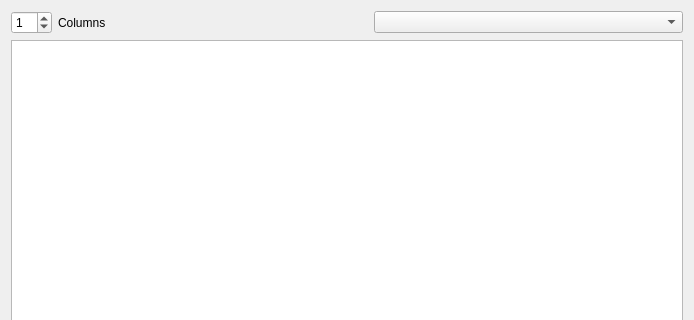
Qt form src/gui/parameterfitplotter.ui (CompEphys-team/rtdo) before a commit; both pictures show x 0 to 694 and y 0 to 320 of the 694 by 520 pixel window.
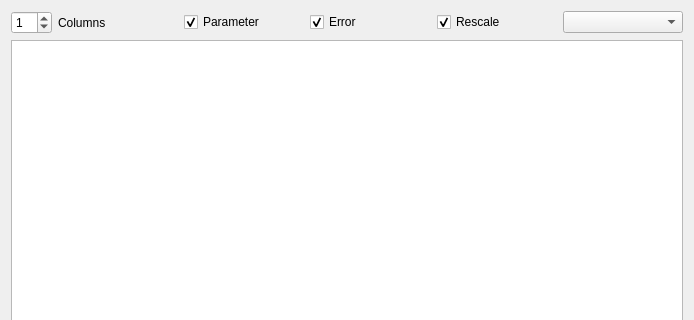
The same form after that commit.

Commit message: Extra interactivity for the fit plotter

```diff
--- a/src/gui/parameterfitplotter.ui
+++ b/src/gui/parameterfitplotter.ui
@@ -14,6 +14,16 @@
    <string>Parameter fits</string>
   </property>
   <layout class="QGridLayout" name="gridLayout">
+   <item row="0" column="2">
+    <widget class="QCheckBox" name="param">
+     <property name="text">
+      <string>Parameter</string>
+     </property>
+     <property name="checked">
+      <bool>true</bool>
+     </property>
+    </widget>
+   </item>
    <item row="0" column="0">
     <widget class="QSpinBox" name="columns">
      <property name="sizePolicy">
@@ -40,10 +50,10 @@
      </property>
     </widget>
    </item>
-   <item row="0" column="2">
+   <item row="0" column="5">
     <widget class="QComboBox" name="fits"/>
    </item>
-   <item row="1" column="0" colspan="3">
+   <item row="1" column="0" colspan="6">
     <widget class="QTableWidget" name="table">
      <property name="selectionMode">
       <enum>QAbstractItemView::NoSelection</enum>
@@ -65,6 +75,26 @@
      </attribute>
     </widget>
    </item>
+   <item row="0" column="3">
+    <widget class="QCheckBox" name="error">
+     <property name="text">
+      <string>Error</string>
+     </property>
+     <property name="checked">
+      <bool>true</bool>
+     </property>
+    </widget>
+   </item>
+   <item row="0" column="4">
+    <widget class="QCheckBox" name="rescale">
+     <property name="text">
+      <string>Rescale</string>
+     </property>
+     <property name="checked">
+      <bool>true</bool>
+     </property>
+    </widget>
+   </item>
   </layout>
  </widget>
  <resources/>
```
The commit also changes 1 other file.
